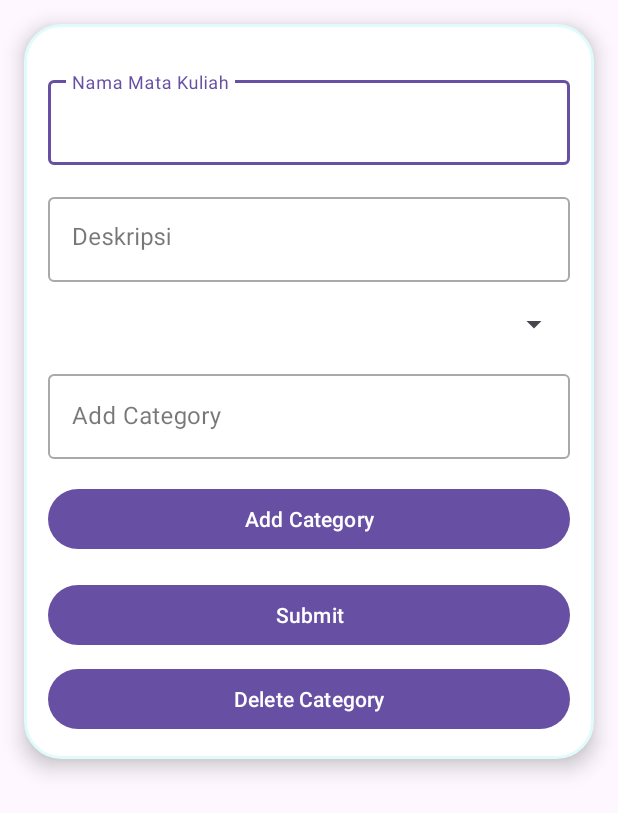
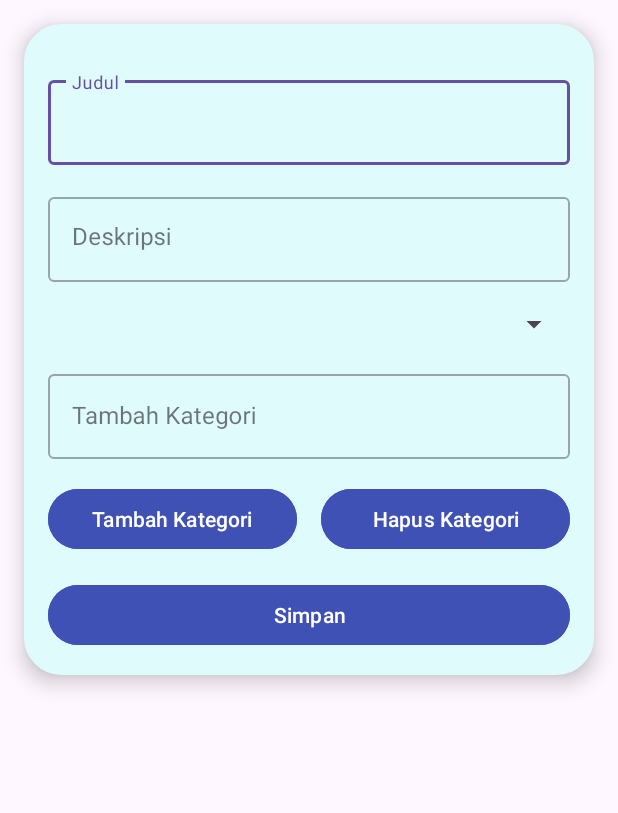
Before and after one commit to alyazahs/ListTugas, an Android app: the layout add_matkul.xml on its own in the app's theme, with its tools: preview values and no code run, on a phone screen of 412 x 824 dp. Shown: the top 813 px of the screen. Run offline under Robolectric (Android 15) with nearby library versions, the phone set to English and light mode, and no system bars.

Commit message:
nambah fun del category

```diff
--- a/app/src/main/java/com/project/listugas/MatkulActivity.kt
+++ b/app/src/main/java/com/project/listugas/MatkulActivity.kt
@@ -145,7 +145,7 @@ class MatkulActivity : AppCompatActivity() {
             }
         }
 
-        dialogBinding.btnDeleteCategory?.setOnClickListener {
+        dialogBinding.btnDeleteCategory.setOnClickListener {
             val categoryToDelete = dialogBinding.spinnerCategory.selectedItem?.toString()
             if (!categoryToDelete.isNullOrEmpty() && categoryToDelete != "Umum") {
                 categories.remove(categoryToDelete)
--- a/app/src/main/res/layout/add_matkul.xml
+++ b/app/src/main/res/layout/add_matkul.xml
@@ -4,11 +4,11 @@
     xmlns:app="http://schemas.android.com/apk/res-auto"
     android:layout_width="match_parent"
     android:layout_height="wrap_content"
+    android:backgroundTint="@color/blue1"
     android:background="@drawable/rounded_popup_background"
     android:elevation="8dp"
     android:layout_margin="16dp">
 
-    <!-- TextInputLayout untuk Nama Matkul -->
     <com.google.android.material.textfield.TextInputLayout
         android:id="@+id/inputLayout1"
         style="@style/Widget.MaterialComponents.TextInputLayout.OutlinedBox"
@@ -23,10 +23,9 @@
             android:id="@+id/ed_nama"
             android:layout_width="match_parent"
             android:layout_height="wrap_content"
-            android:hint="@string/matkul" />
+            android:hint="@string/judul" />
     </com.google.android.material.textfield.TextInputLayout>
 
-    <!-- TextInputLayout untuk Deskripsi -->
     <com.google.android.material.textfield.TextInputLayout
         android:id="@+id/inputLayout2"
         style="@style/Widget.MaterialComponents.TextInputLayout.OutlinedBox"
@@ -45,7 +44,6 @@
             android:gravity="start"/>
     </com.google.android.material.textfield.TextInputLayout>
 
-    <!-- Spinner untuk kategori -->
     <Spinner
         android:id="@+id/spinnerCategory"
         android:layout_width="0dp"
@@ -55,7 +53,6 @@
         app:layout_constraintStart_toStartOf="parent"
         android:layout_marginTop="16dp"/>
 
-    <!-- EditText untuk menambah kategori baru -->
     <com.google.android.material.textfield.TextInputLayout
         android:id="@+id/inputLayoutCategory"
         style="@style/Widget.MaterialComponents.TextInputLayout.OutlinedBox"
@@ -70,40 +67,41 @@
             android:id="@+id/edNewCategory"
             android:layout_width="match_parent"
             android:layout_height="wrap_content"
-            android:hint="Add Category"/>
+            android:hint="@string/add_ctg"/>
     </com.google.android.material.textfield.TextInputLayout>
 
-    <!-- Tombol untuk menambahkan kategori baru -->
     <Button
         android:id="@+id/btnSubmitCategory"
         android:layout_width="0dp"
         android:layout_height="wrap_content"
-        android:text="Add Category"
+        android:text="@string/add_ctg"
+        android:backgroundTint="@color/blue"
         app:layout_constraintTop_toBottomOf="@id/inputLayoutCategory"
+        app:layout_constraintEnd_toStartOf="@id/btnDeleteCategory"
+        app:layout_constraintStart_toStartOf="parent"
+        android:layout_marginTop="16dp"
+        android:layout_marginEnd="8dp"/>
+
+    <Button
+        android:id="@+id/btnDeleteCategory"
+        android:layout_width="0dp"
+        android:layout_height="wrap_content"
+        android:text="@string/del_ctg"
+        android:backgroundTint="@color/blue"
+        app:layout_constraintTop_toBottomOf="@id/inputLayoutCategory"
+        app:layout_constraintStart_toEndOf="@id/btnSubmitCategory"
         app:layout_constraintEnd_toEndOf="parent"
-        app:layout_constraintStart_toStartOf="parent"
-        android:layout_marginTop="16dp"/>
+        android:layout_marginTop="16dp"
+        android:layout_marginStart="8dp"/>
 
-    <!-- Tombol submit untuk matkul -->
     <Button
         android:id="@+id/btn_submit"
         android:layout_width="0dp"
         android:layout_height="wrap_content"
         android:text="@string/submit"
+        android:backgroundTint="@color/blue"
         app:layout_constraintTop_toBottomOf="@id/btnSubmitCategory"
         app:layout_constraintEnd_toEndOf="parent"
         app:layout_constraintStart_toStartOf="parent"
         android:layout_marginTop="16dp"/>
-
-    <!-- Tombol untuk menghapus kategori -->
-    <Button
-        android:id="@+id/btnDeleteCategory"
-        android:layout_width="0dp"
-        android:layout_height="wrap_content"
-        android:text="Delete Category"
-        app:layout_constraintTop_toBottomOf="@id/btn_submit"
-        app:layout_constraintEnd_toEndOf="parent"
-        app:layout_constraintStart_toStartOf="parent"
-        android:layout_marginTop="8dp"/>
-
 </androidx.constraintlayout.widget.ConstraintLayout>
--- a/app/src/main/res/values/strings.xml
+++ b/app/src/main/res/values/strings.xml
@@ -1,21 +1,18 @@
 <resources>
     <string name="app_name">List Tugas</string>
-    <string name="submit">Submit</string>
-    <string name="nama">User</string>
+    <string name="submit">Simpan</string>
     <string name="deskripsi">Deskripsi</string>
     <string name="title_homepage">List Tugas</string>
-    <string name="list_matkul">List of Matkul</string>
     <string name="hint_task">Masukkan Tugas</string>
     <string name="add_task">Tambah Tugas</string>
     <string name="tugas">Tugas</string>
-    <string name="user">To Do List</string>
     <string name="list_user">List of User</string>
-    <string name="pass">Password</string>
     <string name="note">CATATAN</string>
-    <string name="judul">judul</string>
+    <string name="judul">Judul</string>
     <string name="title_add">Mobile II</string>
     <string name="desc_add">Cek tugas kamu apa aja sih,jangan sampai terlwat ya</string>
     <string name="date">Jumat, 10 Oktober 2024</string>
-    <string name="matkul">Nama Mata Kuliah</string>
     <string name="delete_note">Hapus Catatan</string>
+    <string name="del_ctg">Hapus Kategori</string>
+    <string name="add_ctg">Tambah Kategori</string>
 </resources>
```
Also changed, not shown: app/src/main/java/com/project/listugas/NoteActivity.kt (+14 -4 lines), app/src/main/res/layout/add_note.xml (+16 -9 lines).
